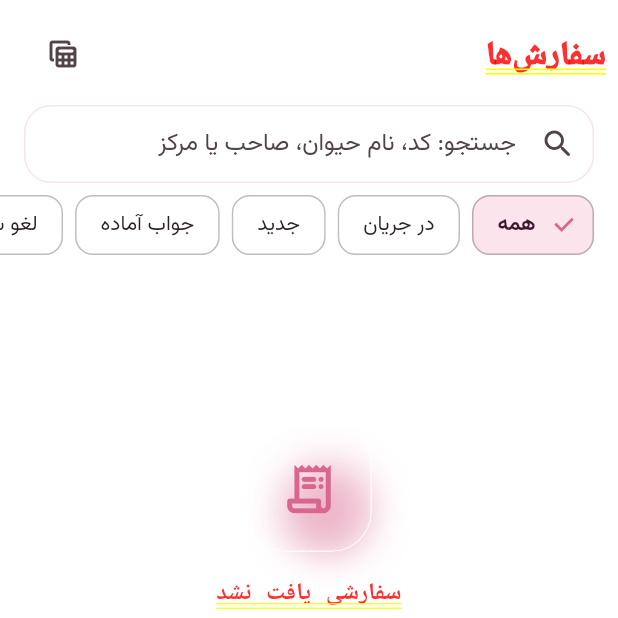
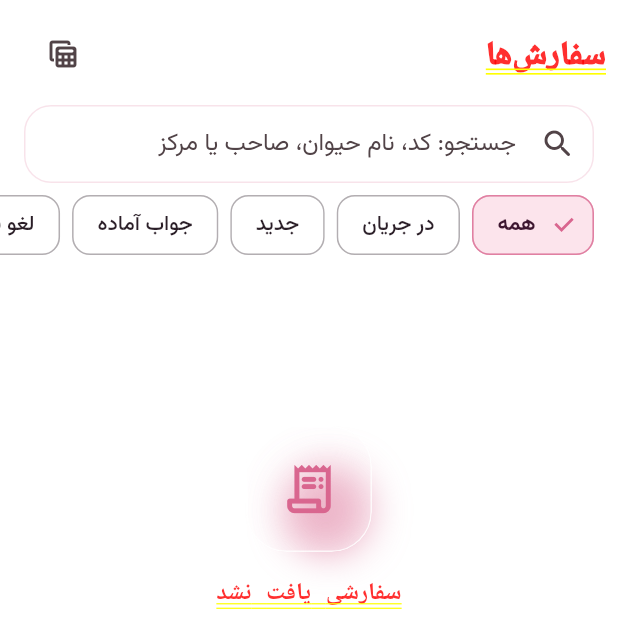
Before and after one commit to amirhossein-shariat/Melopet, a Flutter app: the OrdersScreen screen opened directly, on a phone screen of 412 x 824 dp, the top half of it. Run offline on Flutter 3.47's test engine with Material 3 defaults, Android fonts, the phone set to English and light mode, and no system bars; our stand-ins replace audioplayers, file_picker, flutter_local_notifications, flutter_map, geolocator, image_picker and 7 more; missing offline and left inert: excel, record, workmanager; accounts and stored records are empty; network calls fail.

Commit message:
Make selectable chips readable on every platform
All filter/choice chips use one widget with explicit label and background
colours instead of inheriting default text colours; tests check contrast
in light and dark on Android, iOS and desktop.

Co-Authored-By: Claude Sonnet 5.5 <noreply@anthropic.com>
Claude-Session: https://claude.ai/code/session_01KiTvgZv739xG4qCxtBVtnX

```diff
--- a/app/lib/screens/admin/clinics_screen.dart
+++ b/app/lib/screens/admin/clinics_screen.dart
@@ -90,7 +90,7 @@ class _ClinicsScreenState extends State<ClinicsScreen> {
                 for (final f in {'all': 'همه', 'pending': 'در انتظار تایید', ...tierLabels}.entries)
                   Padding(
                     padding: const EdgeInsetsDirectional.only(end: 8),
-                    child: ChoiceChip(label: Text(f.value), selected: _filter == f.key, onSelected: (_) => setState(() => _filter = f.key)),
+                    child: MPChoiceChip(label: f.value, selected: _filter == f.key, onSelected: (_) => setState(() => _filter = f.key)),
                   ),
               ],
             ),
--- a/app/lib/screens/shared/order_detail_screen.dart
+++ b/app/lib/screens/shared/order_detail_screen.dart
@@ -695,8 +695,8 @@ class _AdminPanel extends StatelessWidget {
                   ),
                 ),
               ),
-              FilterChip(
-                label: const Text('تسویه شده'),
+              MPChoiceChip(
+                label: 'تسویه شده',
                 selected: order.getBoolValue('paid'),
                 onSelected: (v) async {
                   await Api.pb.collection('orders').update(order.id, body: {'paid': v});
--- a/app/lib/screens/shared/orders_screen.dart
+++ b/app/lib/screens/shared/orders_screen.dart
@@ -131,8 +131,8 @@ class _OrdersScreenState extends State<OrdersScreen> {
                 for (final f in _filters.entries)
                   Padding(
                     padding: const EdgeInsetsDirectional.only(end: 8),
-                    child: ChoiceChip(
-                      label: Text(f.value),
+                    child: MPChoiceChip(
+                      label: f.value,
                       selected: _filter == f.key,
                       onSelected: (_) {
                         setState(() => _filter = f.key);
--- a/app/lib/widgets/form_bits.dart
+++ b/app/lib/widgets/form_bits.dart
@@ -156,7 +156,7 @@ class ChoiceRow extends StatelessWidget {
       spacing: 8,
       runSpacing: 8,
       children: [
-        for (final e in options.entries) ChoiceChip(label: Text(e.value), selected: value == e.key, onSelected: (_) => onChanged(e.key)),
+        for (final e in options.entries) MPChoiceChip(label: e.value, selected: value == e.key, onSelected: (_) => onChanged(e.key)),
       ],
     );
   }
--- a/app/lib/widgets/glass.dart
+++ b/app/lib/widgets/glass.dart
@@ -271,6 +271,40 @@ class StatusChip extends StatelessWidget {
   }
 }
 
+/// Selectable chip with explicit text/background colours, so its label is readable
+/// in both themes on every platform (never relies on inherited default text colours).
+class MPChoiceChip extends StatelessWidget {
+  final String label;
+  final bool selected;
+  final ValueChanged<bool>? onSelected;
+  final Widget? avatar;
+  const MPChoiceChip({super.key, required this.label, required this.selected, this.onSelected, this.avatar});
+
+  @override
+  Widget build(BuildContext context) {
+    final cs = Theme.of(context).colorScheme;
+    final dark = isDark(context);
+    final style = TextStyle(
+      fontFamily: Theme.of(context).textTheme.bodyMedium?.fontFamily,
+      color: selected ? cs.onPrimaryContainer : cs.onSurface,
+      fontWeight: selected ? FontWeight.w700 : FontWeight.w500,
+    );
+    return ChoiceChip(
+      avatar: avatar,
+      label: Text(label, style: style),
+      labelStyle: style,
+      selected: selected,
+      onSelected: onSelected,
+      showCheckmark: true,
+      checkmarkColor: cs.primary,
+      selectedColor: cs.primaryContainer,
+      backgroundColor: dark ? Colors.white.withValues(alpha: .07) : Colors.white.withValues(alpha: .85),
+      surfaceTintColor: Colors.transparent,
+      side: BorderSide(color: selected ? cs.primary.withValues(alpha: .55) : cs.onSurface.withValues(alpha: .2)),
+    );
+  }
+}
+
 class SectionTitle extends StatelessWidget {
   final String title;
   final String? action;
```
Also changed, not shown: app/lib/screens/clinic/courier_request_screen.dart (+9 -9 lines), 1 other file.
